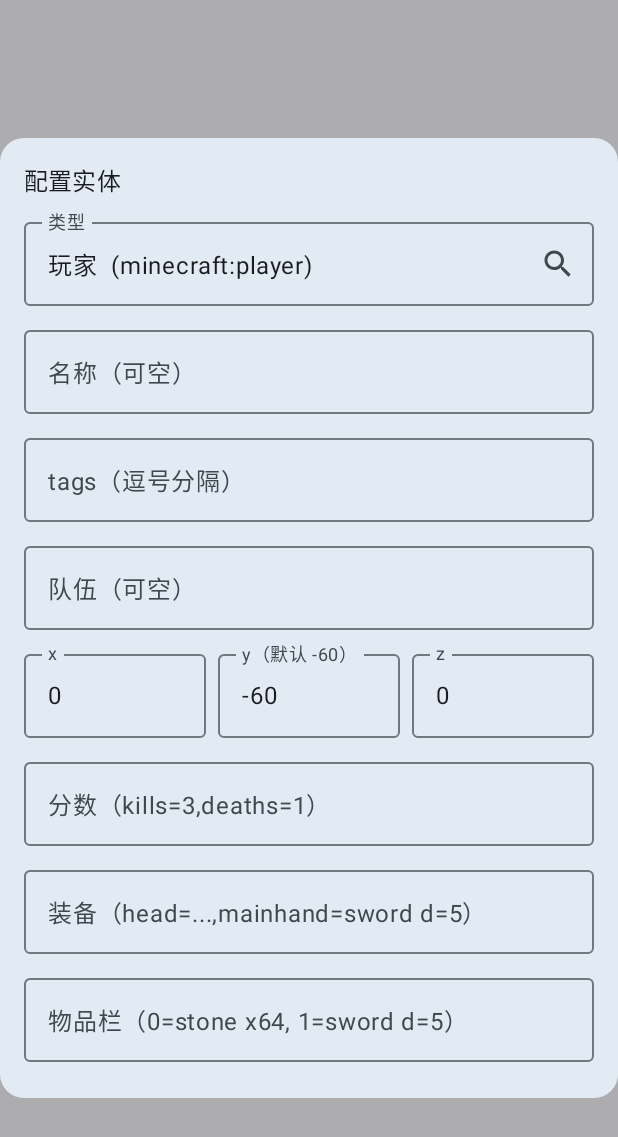
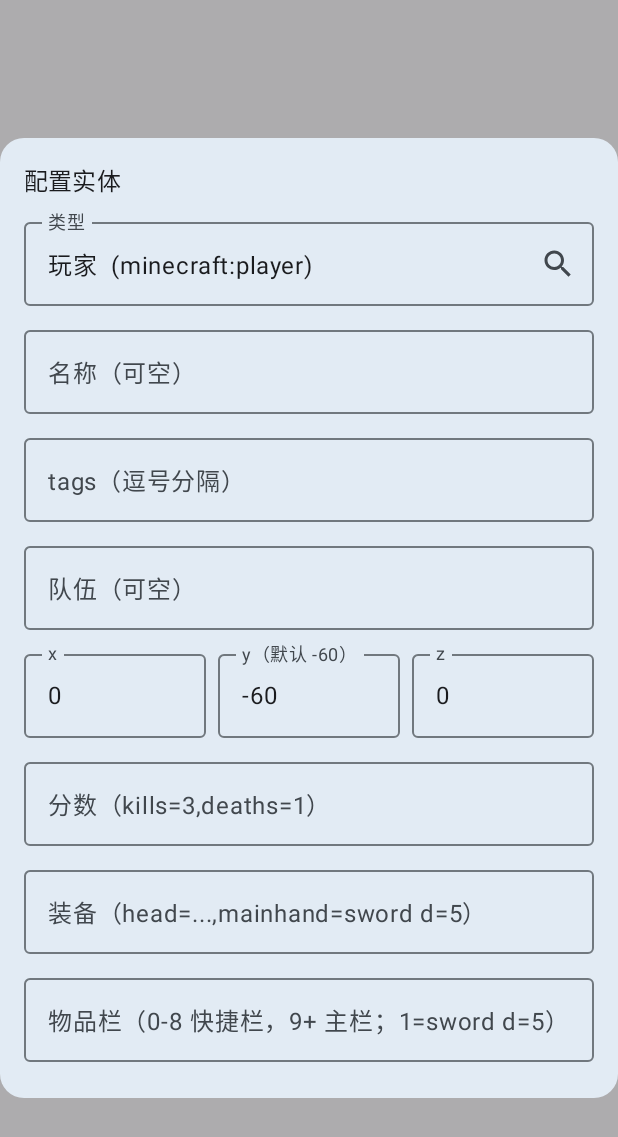
Before and after one commit to najcjbd/tellraw-app, an Android app built with Jetpack Compose: the composable EntityEditorDialog called with empty values, on a phone screen of 412 x 824 dp. Shown: the top 1137 px of the screen. Run offline under Robolectric (Android 15) with nearby library versions, the light colour scheme and no system bars; pictures from the network do not load; 4 statements that could not run were skipped.

Commit message:
网格：物品栏数字槽 0-8 映射快捷栏（与基岩 hasitem slot 一致）

```diff
--- a/app/src/main/java/com/tellraw/app/ui/screens/GridEditorScreen.kt
+++ b/app/src/main/java/com/tellraw/app/ui/screens/GridEditorScreen.kt
@@ -916,7 +916,7 @@ private fun EntityEditorDialog(
                     label = { Text("装备（head=...,mainhand=sword d=5）") },
                     singleLine = true, modifier = Modifier.fillMaxWidth())
                 OutlinedTextField(inventory, { inventory = it },
-                    label = { Text("物品栏（0=stone x64, 1=sword d=5）") },
+                    label = { Text("物品栏（0-8 快捷栏，9+ 主栏；1=sword d=5）") },
                     singleLine = true, modifier = Modifier.fillMaxWidth())
                 Row {
                     OutlinedTextField(gamemode, { gamemode = it },
```
Also changed, not shown: app/src/main/java/com/tellraw/app/model/GridEntityStore.kt (+6 -1 lines), 1 other file.
